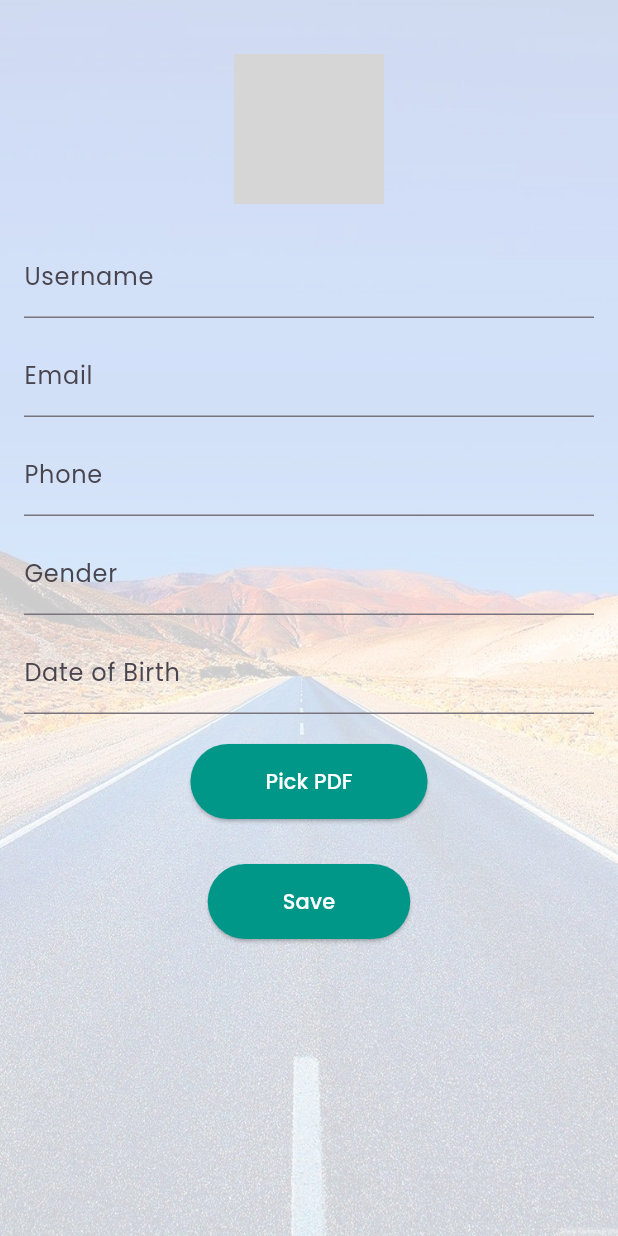
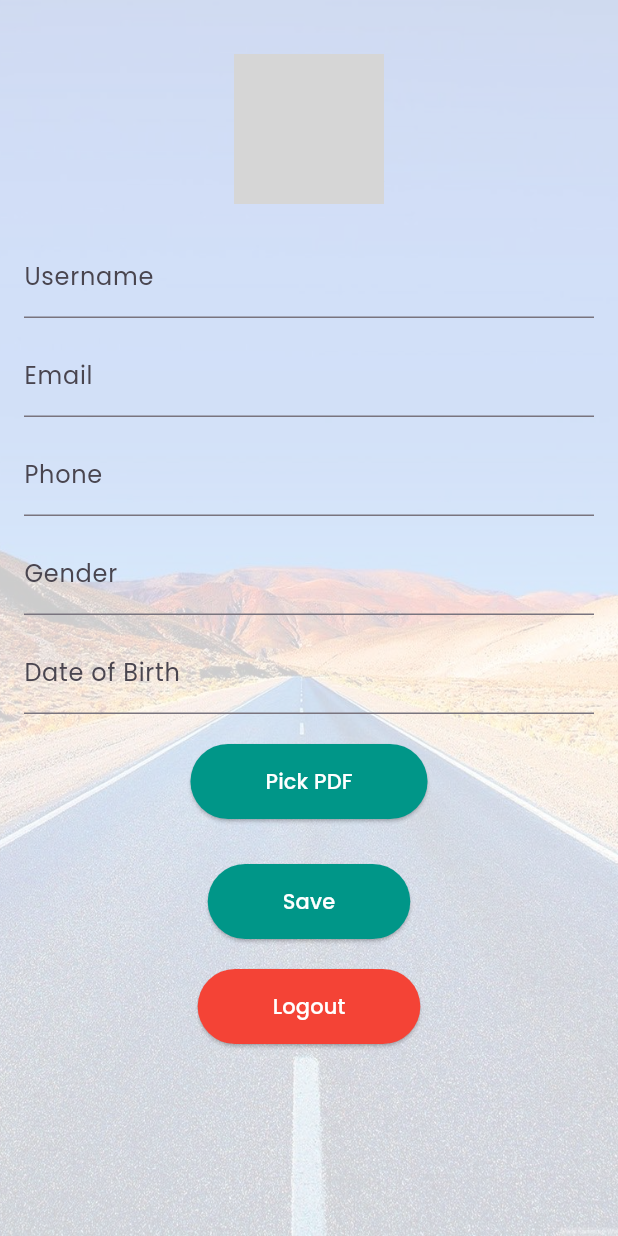
Before and after one commit to adrianyanme/smarthome, a Flutter app: the ProfileScreen screen opened directly, on a phone screen of 412 x 824 dp. Run offline on Flutter 3.47's test engine with Material 3 defaults, Android fonts, the phone set to English and light mode, and no system bars; our stand-ins replace dio, file_picker, get, google_fonts, image_picker, shared_preferences and 1 more; accounts and stored records are empty; network calls fail; grey boxes are pictures that could not be loaded.

Commit message:
New update 1.22

```diff
--- a/lib/controller/UserController.dart
+++ b/lib/controller/UserController.dart
@@ -68,6 +68,11 @@ class UserController extends GetxController {
     }
   }
 
+  void clearUserData() {
+    userData.value = {};
+    role.value = '';
+  }
+
   String get username => userData['username'] ?? '';
   String get fullName => '${userData['firstname'] ?? ''} ${userData['lastname'] ?? ''}'.trim();
   String get email => userData['email'] ?? '';
--- a/lib/pages/ProfileScreen.dart
+++ b/lib/pages/ProfileScreen.dart
@@ -2,6 +2,9 @@ import 'package:flutter/material.dart';
 import 'package:image_picker/image_picker.dart';
 import 'package:file_picker/file_picker.dart';
 import 'dart:io';
+import 'package:shared_preferences/shared_preferences.dart';
+import 'package:get/get.dart';
+import 'package:smartdoor/controller/UserController.dart';
 
 class ProfileScreen extends StatefulWidget {
   @override
@@ -11,6 +14,8 @@ class ProfileScreen extends StatefulWidget {
 class _ProfileScreenState extends State<ProfileScreen> {
   File? _image;
   String? _pdfFileName;
+
+  final UserController userController = Get.find<UserController>();
 
   Future<void> _pickImage() async {
     final pickedFile =
@@ -34,6 +39,15 @@ class _ProfileScreenState extends State<ProfileScreen> {
         _pdfFileName = result.files.single.name;
       });
     }
+  }
+
+  Future<void> _logout() async {
+    SharedPreferences prefs = await SharedPreferences.getInstance();
+    await prefs.remove('token');
+    await prefs.remove('userData'); // Hapus data pengguna dari SharedPreferences
+    userController.clearUserData(); // Hapus data pengguna dari UserController
+    Get.delete<UserController>(); // Hapus instance UserController
+    Navigator.of(context).pushReplacementNamed('/login');
   }
 
   @override
@@ -164,6 +178,20 @@ class _ProfileScreenState extends State<ProfileScreen> {
                       ),
                     ),
                   ),
+                  const SizedBox(height: 20),
+                  ElevatedButton(
+                    onPressed: _logout,
+                    child: const Text('Logout'),
+                    style: ElevatedButton.styleFrom(
+                      foregroundColor: Colors.white,
+                      backgroundColor: Colors.red,
+                      padding: const EdgeInsets.symmetric(
+                          horizontal: 50, vertical: 15),
+                      shape: RoundedRectangleBorder(
+                        borderRadius: BorderRadius.circular(30),
+                      ),
+                    ),
+                  ),
                 ],
               ),
             ),
```
Also changed, not shown: lib/controller/ChildAccountController.dart (+26 -0 lines), lib/pages/HomeScreen.dart (+30 -1 lines).
